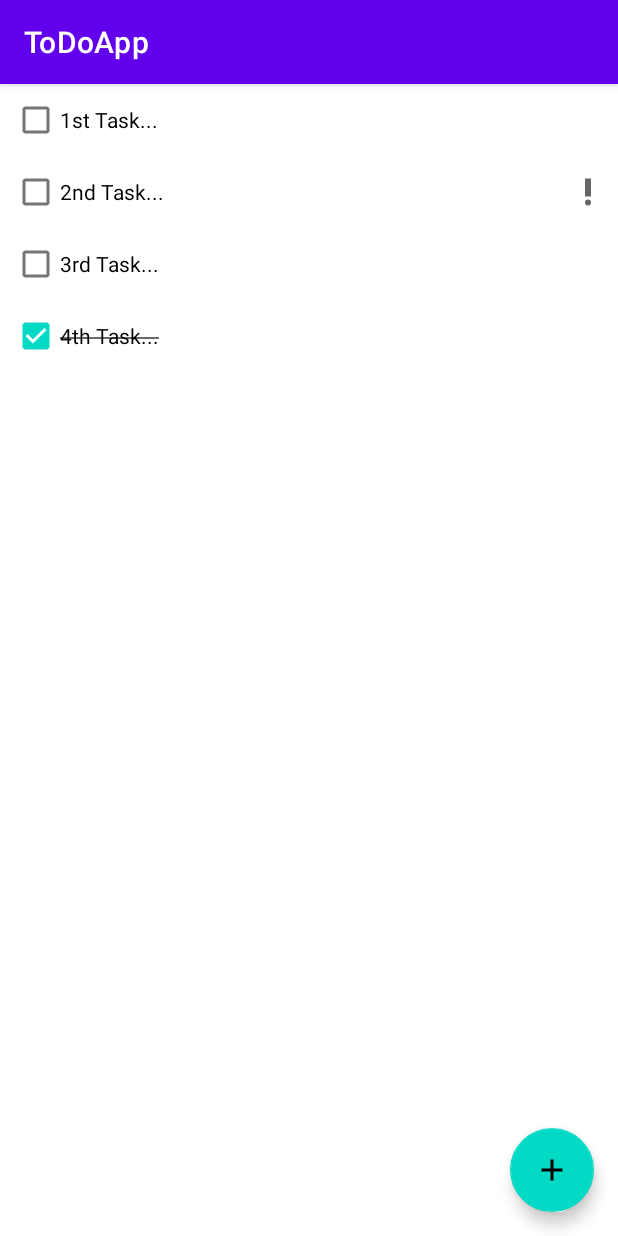
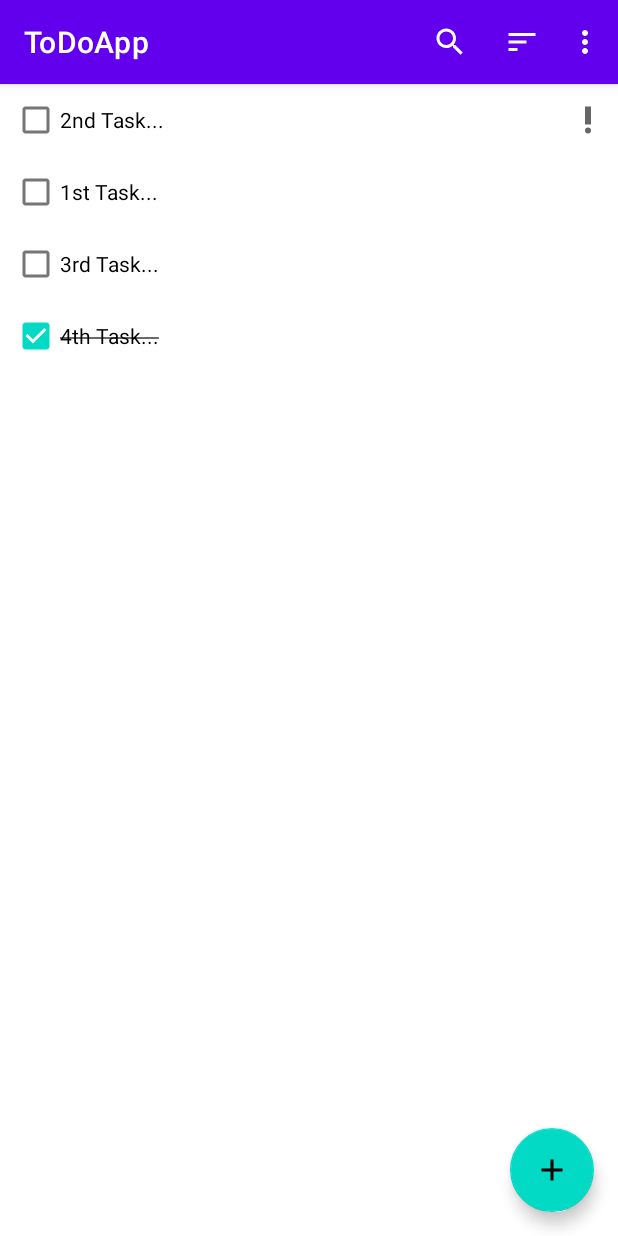
Before and after one commit to whiteyOnTheMoon/ToDoList_App2, an Android app: the screen it shows after launch (MainActivity), on a phone screen of 412 x 824 dp. Run offline under Robolectric (Android 15) with nearby library versions, the phone set to English and light mode, and no system bars; our stand-ins replace Dagger/Hilt's generated code, Room's generated code.

Commit message:
Part 6 of Tutorial finished

```diff
--- a/app/src/main/java/com/tinyapps/todoapp/data/TaskDao.kt
+++ b/app/src/main/java/com/tinyapps/todoapp/data/TaskDao.kt
@@ -6,8 +6,8 @@ import kotlinx.coroutines.flow.Flow
 @Dao
 interface TaskDao {
 
-    @Query("SELECT * FROM task_table")
-    fun getTasks(): Flow<List<Task>>
+    @Query("SELECT * FROM task_table WHERE name LIKE '%' || :searchQuery || '%' ORDER BY important DESC")
+    fun getTasks(searchQuery: String): Flow<List<Task>>
 
     @Insert(onConflict = OnConflictStrategy.REPLACE)
     suspend fun insert(task: Task)
--- a/app/src/main/java/com/tinyapps/todoapp/ui/tasks/TasksFragment.kt
+++ b/app/src/main/java/com/tinyapps/todoapp/ui/tasks/TasksFragment.kt
@@ -1,16 +1,21 @@
 package com.tinyapps.todoapp.ui.tasks
 
 import android.os.Bundle
+import android.view.Menu
+import android.view.MenuInflater
+import android.view.MenuItem
 import android.view.View
+import androidx.appcompat.widget.SearchView
 import androidx.fragment.app.Fragment
 import androidx.fragment.app.viewModels
 import androidx.recyclerview.widget.LinearLayoutManager
 import com.tinyapps.todoapp.R
 import com.tinyapps.todoapp.databinding.FragmentTasksBinding
+import com.tinyapps.todoapp.util.onQueryTextChanged
 import dagger.hilt.android.AndroidEntryPoint
 
 @AndroidEntryPoint
-class TasksFragment : Fragment(R.layout.fragment_tasks){
+class TasksFragment : Fragment(R.layout.fragment_tasks) {
 
     private val viewModel: TasksViewModel by viewModels()
 
@@ -29,8 +34,40 @@ class TasksFragment : Fragment(R.layout.fragment_tasks){
             }
         }
 
-        viewModel.tasks.observe(viewLifecycleOwner){
+        viewModel.tasks.observe(viewLifecycleOwner) {
             taskAdapter.submitList(it)
+        }
+
+        setHasOptionsMenu(true)
+    }
+
+    override fun onCreateOptionsMenu(menu: Menu, inflater: MenuInflater) {
+        inflater.inflate(R.menu.menu_fragment_task, menu)
+
+        val searchItem = menu.findItem(R.id.action_search)
+        val searchView = searchItem.actionView as SearchView
+
+        searchView.onQueryTextChanged {
+            viewModel.searchQuery.value = it
+        }
+    }
+
+    override fun onOptionsItemSelected(item: MenuItem): Boolean {
+        return when (item.itemId) {
+            R.id.action_sort_by_name -> {
+                true
+            }
+            R.id.action_sort_by_date_created -> {
+                true
+            }
+            R.id.action_hide_completed_tasks -> {
+                item.isChecked = !item.isChecked
+                true
+            }
+            R.id.action_delete_all_completed_tasks -> {
+                true
+            }
+            else -> super.onOptionsItemSelected(item)
         }
     }
 }
--- a/app/src/main/java/com/tinyapps/todoapp/ui/tasks/TasksViewModel.kt
+++ b/app/src/main/java/com/tinyapps/todoapp/ui/tasks/TasksViewModel.kt
@@ -4,10 +4,16 @@ import androidx.lifecycle.ViewModel
 import androidx.lifecycle.asLiveData
 import com.tinyapps.todoapp.data.TaskDao
 import dagger.hilt.android.lifecycle.HiltViewModel
+import kotlinx.coroutines.flow.MutableStateFlow
+import kotlinx.coroutines.flow.flatMapLatest
 import javax.inject.Inject
 
 @HiltViewModel
 class TasksViewModel @Inject constructor(private val taskDao: TaskDao) : ViewModel() {
 
-    val tasks = taskDao.getTasks().asLiveData()
+    val searchQuery = MutableStateFlow("")
+    private val taskFlow = searchQuery.flatMapLatest {
+        taskDao.getTasks(it)
+    }
+    val tasks = taskFlow.asLiveData()
 }
--- /dev/null
+++ b/app/src/main/java/com/tinyapps/todoapp/util/ViewExt.kt
@@ -0,0 +1,16 @@
+package com.tinyapps.todoapp.util
+
+import androidx.appcompat.widget.SearchView
+
+inline fun SearchView.onQueryTextChanged(crossinline listener: (String) -> Unit){
+    this.setOnQueryTextListener(object: SearchView.OnQueryTextListener{
+        override fun onQueryTextSubmit(query: String?): Boolean {
+            return true
+        }
+
+        override fun onQueryTextChange(newText: String?): Boolean {
+            listener(newText.orEmpty())
+            return true
+        }
+    })
+}
--- /dev/null
+++ b/app/src/main/res/drawable/ic_search.xml
@@ -0,0 +1,6 @@
+<?xml version="1.0" encoding="utf-8"?>
+<vector android:height="24dp" android:tint="#FFFFFF"
+    android:viewportHeight="24" android:viewportWidth="24"
+    android:width="24dp" xmlns:android="http://schemas.android.com/apk/res/android">
+    <path android:fillColor="@android:color/white" android:pathData="M15.5,14h-0.79l-0.28,-0.27C15.41,12.59 16,11.11 16,9.5 16,5.91 13.09,3 9.5,3S3,5.91 3,9.5 5.91,16 9.5,16c1.61,0 3.09,-0.59 4.23,-1.57l0.27,0.28v0.79l5,4.99L20.49,19l-4.99,-5zM9.5,14C7.01,14 5,11.99 5,9.5S7.01,5 9.5,5 14,7.01 14,9.5 11.99,14 9.5,14z"/>
+</vector>
--- /dev/null
+++ b/app/src/main/res/drawable/ic_sort.xml
@@ -0,0 +1,6 @@
+<?xml version="1.0" encoding="utf-8"?>
+<vector android:height="24dp" android:tint="#FFFFFF"
+    android:viewportHeight="24" android:viewportWidth="24"
+    android:width="24dp" xmlns:android="http://schemas.android.com/apk/res/android">
+    <path android:fillColor="@android:color/white" android:pathData="M3,18h6v-2L3,16v2zM3,6v2h18L21,6L3,6zM3,13h12v-2L3,11v2z"/>
+</vector>
--- /dev/null
+++ b/app/src/main/res/menu/menu_fragment_task.xml
@@ -0,0 +1,42 @@
+<?xml version="1.0" encoding="utf-8"?>
+<menu xmlns:android="http://schemas.android.com/apk/res/android"
+    xmlns:app="http://schemas.android.com/apk/res-auto">
+
+    <item
+        android:id="@+id/action_search"
+        android:icon="@drawable/ic_search"
+        android:title="Search"
+        app:actionViewClass="androidx.appcompat.widget.SearchView"
+        app:showAsAction="always|collapseActionView" />
+
+    <item
+        android:icon="@drawable/ic_sort"
+        android:title="Sort"
+        app:showAsAction="always">
+
+        <menu>
+
+            <item
+                android:id="@+id/action_sort_by_name"
+                android:title="Sort by name" />
+
+            <item
+                android:id="@+id/action_sort_by_date_created"
+                android:title="Sort by date created" />
+
+        </menu>
+
+    </item>
+
+    <item
+        android:id="@+id/action_hide_completed_tasks"
+        android:checkable="true"
+        android:title="Hide completed"
+        app:showAsAction="never" />
+
+    <item
+        android:id="@+id/action_delete_all_completed_tasks"
+        android:title="Delete all completed"
+        app:showAsAction="never" />
+
+</menu>
```
